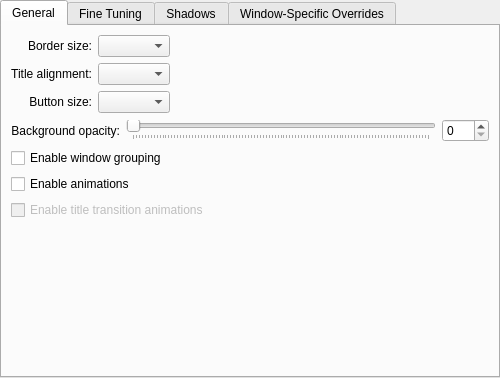
Before: the Qt Designer form oxygen-transparent/decoration/config/ui/oxygenconfigurationui.ui in mathieujobin/kde-playground-artwork, drawn with Qt 5.
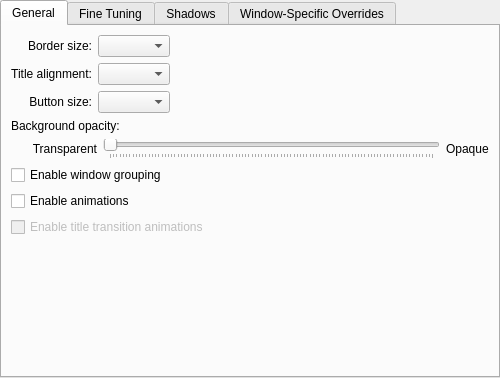
After: the same form once the commit is applied. Custom widgets are drawn as their Qt base class.

Commit message: fixed 'background opacity' layout.

```diff
--- a/oxygen-transparent/decoration/config/ui/oxygenconfigurationui.ui
+++ b/oxygen-transparent/decoration/config/ui/oxygenconfigurationui.ui
@@ -95,12 +95,38 @@
          </property>
         </spacer>
        </item>
-       <item row="1" column="0" colspan="2">
-        <layout class="QHBoxLayout" name="horizontalLayout">
+       <item row="1" column="0">
+        <widget class="QLabel" name="label_6">
+         <property name="text">
+          <string>Background opacity:</string>
+         </property>
+         <property name="alignment">
+          <set>Qt::AlignLeading|Qt::AlignLeft|Qt::AlignVCenter</set>
+         </property>
+        </widget>
+       </item>
+       <item row="2" column="0" colspan="2">
+        <layout class="QHBoxLayout" name="horizontalLayout_2" stretch="0,0,1,0">
          <item>
-          <widget class="QLabel" name="label_6">
+          <spacer name="horizontalSpacer_6">
+           <property name="orientation">
+            <enum>Qt::Horizontal</enum>
+           </property>
+           <property name="sizeType">
+            <enum>QSizePolicy::Fixed</enum>
+           </property>
+           <property name="sizeHint" stdset="0">
+            <size>
+             <width>20</width>
+             <height>20</height>
+            </size>
+           </property>
+          </spacer>
+         </item>
+         <item>
+          <widget class="QLabel" name="label_7">
            <property name="text">
-            <string>Background opacity:</string>
+            <string>Transparent</string>
            </property>
            <property name="alignment">
             <set>Qt::AlignRight|Qt::AlignTrailing|Qt::AlignVCenter</set>
@@ -121,15 +147,15 @@
           </widget>
          </item>
          <item>
-          <widget class="QSpinBox" name="backgroundOpacitySpinBox">
-           <property name="maximum">
-            <number>100</number>
+          <widget class="QLabel" name="label_8">
+           <property name="text">
+            <string>Opaque</string>
            </property>
           </widget>
          </item>
         </layout>
        </item>
-       <item row="2" column="0" colspan="2">
+       <item row="3" column="0" colspan="2">
         <layout class="QVBoxLayout" name="verticalLayout_3">
          <item>
           <widget class="QCheckBox" name="tabsEnabled">
@@ -157,7 +183,7 @@
          </item>
         </layout>
        </item>
-       <item row="3" column="0">
+       <item row="4" column="0">
         <spacer name="verticalSpacer">
          <property name="orientation">
           <enum>Qt::Vertical</enum>
```
The commit also changes 1 other file.
